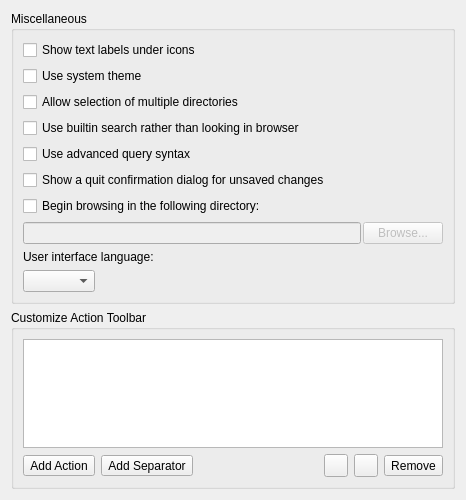
First picture: the form in ui/options_interface.ui, repository metabrainz/picard, before the edit.
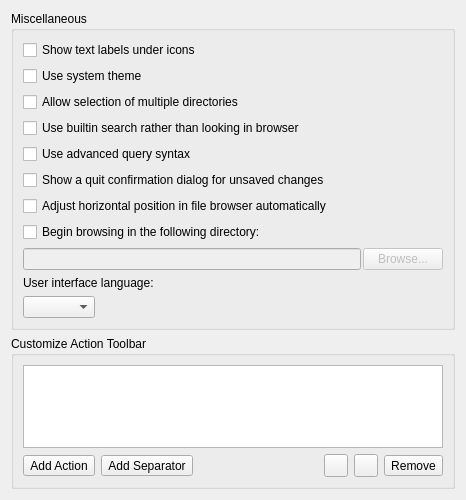
Second picture: the form after the edit. Icons and pictures are not drawn.

Commit message: PICARD-2063: Make automatic horizontal scrolling in file browser configurable

What changed in the file:
```diff
--- a/ui/options_interface.ui
+++ b/ui/options_interface.ui
@@ -59,6 +59,13 @@
         </property>
        </widget>
       </item>
+      <item>
+       <widget class="QCheckBox" name="filebrowser_horizontal_autoscroll">
+        <property name="text">
+         <string>Adjust horizontal position in file browser automatically</string>
+        </property>
+       </widget>
+      </item>
       <item>
        <widget class="QCheckBox" name="starting_directory">
         <property name="text">
```
The commit also changes 3 other files.
